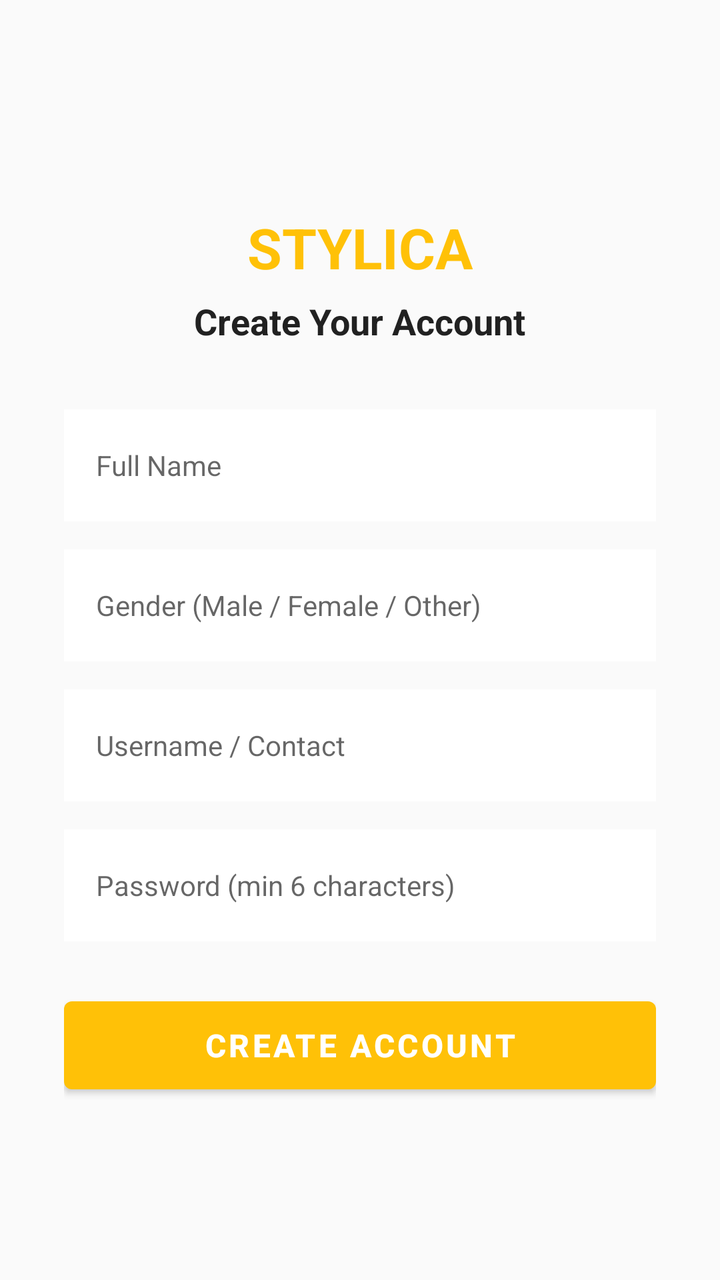
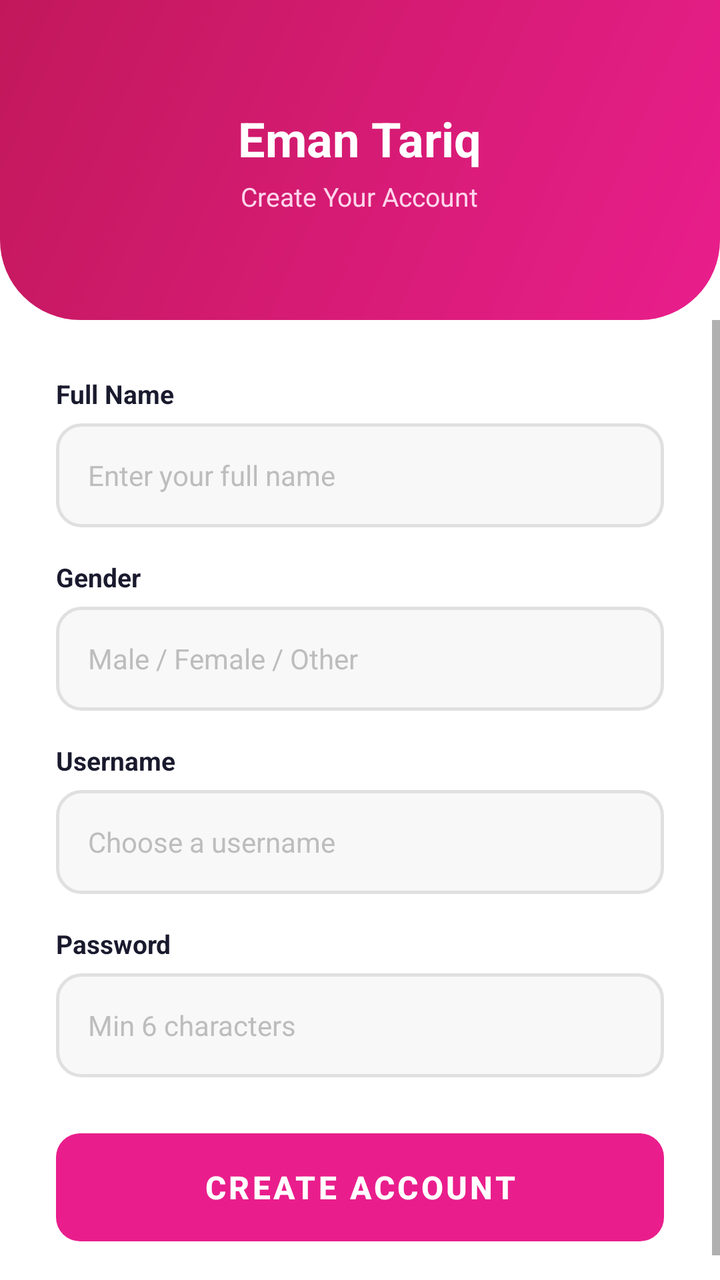

The first picture is an Android layout as it rendered before a commit; the second is the same layout after the commit. The layout source and the unified diff follow.
<!-- AndroidManifest.xml: application theme Theme.Stylica -->
<!-- res/layout/activity_signup.xml -->
<?xml version="1.0" encoding="utf-8"?>
<ScrollView xmlns:android="http://schemas.android.com/apk/res/android"
    android:layout_width="match_parent"
    android:layout_height="match_parent"
    android:fillViewport="true"
    android:background="#FAFAFA">

    <LinearLayout
        android:layout_width="match_parent"
        android:layout_height="wrap_content"
        android:orientation="vertical"
        android:paddingStart="32dp"
        android:paddingEnd="32dp"
        android:paddingBottom="32dp"
        android:gravity="center">

        
        <TextView
            android:layout_width="wrap_content"
            android:layout_height="wrap_content"
            android:text="STYLICA"
            android:textSize="28sp"
            android:textStyle="bold"
            android:textColor="#FFC107"
            android:layout_marginTop="48dp"
            android:layout_marginBottom="6dp" />

        
        <TextView
            android:layout_width="wrap_content"
            android:layout_height="wrap_content"
            android:text="Create Your Account"
            android:textSize="18sp"
            android:textStyle="bold"
            android:textColor="#212121"
            android:layout_marginBottom="32dp" />

        
        <EditText
            android:id="@+id/editTextName"
            android:layout_width="match_parent"
            android:layout_height="56dp"
            android:hint="Full Name"
            android:paddingStart="16dp"
            android:paddingEnd="16dp"
            android:background="@android:color/white"
            android:inputType="textPersonName|textCapWords"
            android:textSize="14sp"
            android:layout_marginBottom="14dp" />

        
        <EditText
            android:id="@+id/editTextGender"
            android:layout_width="match_parent"
            android:layout_height="56dp"
            android:hint="Gender (Male / Female / Other)"
            android:paddingStart="16dp"
            android:paddingEnd="16dp"
            android:background="@android:color/white"
            android:inputType="text"
            android:textSize="14sp"
            android:layout_marginBottom="14dp" />

        
        <EditText
            android:id="@+id/editTextContact"
            android:layout_width="match_parent"
            android:layout_height="56dp"
            android:hint="Username / Contact"
            android:paddingStart="16dp"
            android:paddingEnd="16dp"
            android:background="@android:color/white"
            android:inputType="text"
            android:textSize="14sp"
            android:layout_marginBottom="14dp" />

        
        <EditText
            android:id="@+id/editTextPassword"
            android:layout_width="match_parent"
            android:layout_height="56dp"
            android:hint="Password (min 6 characters)"
            android:paddingStart="16dp"
            android:paddingEnd="16dp"
            android:background="@android:color/white"
            android:inputType="textPassword"
            android:textSize="14sp"
            android:layout_marginBottom="24dp" />

        
        <Button
            android:id="@+id/buttonSignup"
            android:layout_width="match_parent"
            android:layout_height="56dp"
            android:text="CREATE ACCOUNT"
            android:textSize="16sp"
            android:textStyle="bold"
            style="@style/Widget.MaterialComponents.Button" />

    </LinearLayout>

</ScrollView>
<!-- resources referenced by this layout -->
<resources>
  <style name="Theme.Stylica" parent="Theme.MaterialComponents.Light.DarkActionBar">
          <item name="colorPrimary">@color/primary</item>
          <item name="colorPrimaryVariant">@color/primary_dark</item>
          <item name="colorOnPrimary">@color/white</item>
          <item name="colorSecondary">@color/accent</item>
          <item name="colorSecondaryVariant">@color/accent</item>
          <item name="colorOnSecondary">@color/white</item>
          <item name="android:statusBarColor">?attr/colorPrimaryVariant</item>
      </style>
  <color name="primary">#FFC107</color>
  <color name="primary_dark">#FFA000</color>
  <color name="white">#FFFFFFFF</color>
  <color name="accent">#795548</color>
</resources>

<!-- the commit's change to res/layout/activity_signup.xml (unified diff, before → after) -->
@@ -1,102 +1,169 @@
 <?xml version="1.0" encoding="utf-8"?>
-<ScrollView xmlns:android="http://schemas.android.com/apk/res/android"
+<LinearLayout xmlns:android="http://schemas.android.com/apk/res/android"
     android:layout_width="match_parent"
     android:layout_height="match_parent"
-    android:fillViewport="true"
-    android:background="#FAFAFA">
+    android:orientation="vertical"
+    android:background="#FFFFFF">
 
-    <LinearLayout
+    
+    <RelativeLayout
         android:layout_width="match_parent"
-        android:layout_height="wrap_content"
-        android:orientation="vertical"
-        android:paddingStart="32dp"
-        android:paddingEnd="32dp"
-        android:paddingBottom="32dp"
-        android:gravity="center">
+        android:layout_height="160dp"
+        android:background="@drawable/bg_header">
 
-        
-        <TextView
+        <LinearLayout
             android:layout_width="wrap_content"
             android:layout_height="wrap_content"
-            android:text="STYLICA"
-            android:textSize="28sp"
-            android:textStyle="bold"
-            android:textColor="#FFC107"
-            android:layout_marginTop="48dp"
-            android:layout_marginBottom="6dp" />
+            android:orientation="vertical"
+            android:gravity="center"
+            android:layout_centerInParent="true">
 
-        
-        <TextView
-            android:layout_width="wrap_content"
+            <TextView
+                android:layout_width="wrap_content"
+                android:layout_height="wrap_content"
+                android:text="Eman Tariq"
+                android:textSize="24sp"
+                android:textStyle="bold"
+                android:textColor="#FFFFFF"
+                android:layout_marginBottom="4dp" />
+
+            <TextView
+                android:layout_width="wrap_content"
+                android:layout_height="wrap_content"
+                android:text="Create Your Account"
+                android:textSize="13sp"
+                android:textColor="#FFD6EC" />
+
+        </LinearLayout>
+
+    </RelativeLayout>
+
+    
+    <ScrollView
+        android:layout_width="match_parent"
+        android:layout_height="0dp"
+        android:layout_weight="1"
+        android:fillViewport="true">
+
+        <LinearLayout
+            android:layout_width="match_parent"
             android:layout_height="wrap_content"
-            android:text="Create Your Account"
-            android:textSize="18sp"
-            android:textStyle="bold"
-            android:textColor="#212121"
-            android:layout_marginBottom="32dp" />
+            android:orientation="vertical"
+            android:paddingStart="28dp"
+            android:paddingEnd="28dp"
+            android:paddingTop="28dp"
+            android:paddingBottom="32dp">
 
-        
-        <EditText
-            android:id="@+id/editTextName"
-            android:layout_width="match_parent"
-            android:layout_height="56dp"
-            android:hint="Full Name"
-            android:paddingStart="16dp"
-            android:paddingEnd="16dp"
-            android:background="@android:color/white"
-            android:inputType="textPersonName|textCapWords"
-            android:textSize="14sp"
-            android:layout_marginBottom="14dp" />
+            
+            <TextView
+                android:layout_width="wrap_content"
+                android:layout_height="wrap_content"
+                android:text="Full Name"
+                android:textSize="13sp"
+                android:textStyle="bold"
+                android:textColor="#1A1A2E"
+                android:layout_marginBottom="6dp" />
 
-        
-        <EditText
-            android:id="@+id/editTextGender"
-            android:layout_width="match_parent"
-            android:layout_height="56dp"
-            android:hint="Gender (Male / Female / Other)"
-            android:paddingStart="16dp"
-            android:paddingEnd="16dp"
-            android:background="@android:color/white"
-            android:inputType="text"
-            android:textSize="14sp"
-            android:layout_marginBottom="14dp" />
+            <EditText
+                android:id="@+id/editTextName"
+                android:layout_width="match_parent"
+                android:layout_height="52dp"
+                android:hint="Enter your full name"
+                android:paddingStart="16dp"
+                android:paddingEnd="16dp"
+                android:background="@drawable/bg_input_field"
+                android:inputType="textPersonName|textCapWords"
+                android:textSize="14sp"
+                android:textColor="#1A1A2E"
+                android:textColorHint="#BDBDBD"
+                android:layout_marginBottom="16dp" />
 
-        
-        <EditText
-            android:id="@+id/editTextContact"
-            android:layout_width="match_parent"
-            android:layout_height="56dp"
-            android:hint="Username / Contact"
-            android:paddingStart="16dp"
-            android:paddingEnd="16dp"
-            android:background="@android:color/white"
-            android:inputType="text"
-            android:textSize="14sp"
-            android:layout_marginBottom="14dp" />
+            
+            <TextView
+                android:layout_width="wrap_content"
+                android:layout_height="wrap_content"
+                android:text="Gender"
+                android:textSize="13sp"
+                android:textStyle="bold"
+                android:textColor="#1A1A2E"
+                android:layout_marginBottom="6dp" />
 
-        
-        <EditText
-            android:id="@+id/editTextPassword"
-            android:layout_width="match_parent"
-            android:layout_height="56dp"
-            android:hint="Password (min 6 characters)"
-            android:paddingStart="16dp"
-            android:paddingEnd="16dp"
-            android:background="@android:color/white"
-            android:inputType="textPassword"
-            android:textSize="14sp"
-            android:layout_marginBottom="24dp" />
+            <EditText
+                android:id="@+id/editTextGender"
+                android:layout_width="match_parent"
+                android:layout_height="52dp"
+                android:hint="Male / Female / Other"
+                android:paddingStart="16dp"
+                android:paddingEnd="16dp"
+                android:background="@drawable/bg_input_field"
+                android:inputType="text"
+                android:textSize="14sp"
+                android:textColor="#1A1A2E"
+                android:textColorHint="#BDBDBD"
+                android:layout_marginBottom="16dp" />
 
-        
-        <Button
-            android:id="@+id/buttonSignup"
-            android:layout_width="match_parent"
-            android:layout_height="56dp"
-            android:text="CREATE ACCOUNT"
-            android:textSize="16sp"
-            android:textStyle="bold"
-            style="@style/Widget.MaterialComponents.Button" />
+            
+            <TextView
+                android:layout_width="wrap_content"
+                android:layout_height="wrap_content"
+                android:text="Username"
+                android:textSize="13sp"
+                android:textStyle="bold"
+                android:textColor="#1A1A2E"
+                android:layout_marginBottom="6dp" />
 
-    </LinearLayout>
+            <EditText
+                android:id="@+id/editTextContact"
+                android:layout_width="match_parent"
+                android:layout_height="52dp"
+                android:hint="Choose a username"
+                android:paddingStart="16dp"
+                android:paddingEnd="16dp"
+                android:background="@drawable/bg_input_field"
+                android:inputType="text"
+                android:textSize="14sp"
+                android:textColor="#1A1A2E"
+                android:textColorHint="#BDBDBD"
+                android:layout_marginBottom="16dp" />
 
-</ScrollView>
+            
+            <TextView
+                android:layout_width="wrap_content"
+                android:layout_height="wrap_content"
+                android:text="Password"
+                android:textSize="13sp"
+                android:textStyle="bold"
+                android:textColor="#1A1A2E"
+                android:layout_marginBottom="6dp" />
+
+            <EditText
+                android:id="@+id/editTextPassword"
+                android:layout_width="match_parent"
+                android:layout_height="52dp"
+                android:hint="Min 6 characters"
+                android:paddingStart="16dp"
+                android:paddingEnd="16dp"
+                android:background="@drawable/bg_input_field"
+                android:inputType="textPassword"
+                android:textSize="14sp"
+                android:textColor="#1A1A2E"
+                android:textColorHint="#BDBDBD"
+                android:layout_marginBottom="28dp" />
+
+            
+            <Button
+                android:id="@+id/buttonSignup"
+                android:layout_width="match_parent"
+                android:layout_height="54dp"
+                android:text="CREATE ACCOUNT"
+                android:textSize="16sp"
+                android:textStyle="bold"
+                android:textColor="#FFFFFF"
+                android:background="@drawable/bg_button_primary"
+                android:stateListAnimator="@null" />
+
+        </LinearLayout>
+
+    </ScrollView>
+
+</LinearLayout>
<!-- resource entries referenced after the edit -->
@@ -1,17 +1,49 @@
 <!-- resources referenced by this layout -->
 <resources>
-  <style name="Theme.Stylica" parent="Theme.MaterialComponents.Light.DarkActionBar">
+  <!-- drawable bg_button_primary (drawable) -->
+  <?xml version="1.0" encoding="utf-8"?>
+  <shape xmlns:android="http://schemas.android.com/apk/res/android"
+      android:shape="rectangle">
+      <gradient
+          android:startColor="#E91E8C"
+          android:endColor="#C2185B"
+          android:angle="0"
+          android:type="linear" />
+      <corners android:radius="12dp" />
+  </shape>
+  <!-- drawable bg_header (drawable) -->
+  <?xml version="1.0" encoding="utf-8"?>
+  <shape xmlns:android="http://schemas.android.com/apk/res/android"
+      android:shape="rectangle">
+      <gradient
+          android:startColor="#E91E8C"
+          android:endColor="#C2185B"
+          android:angle="135"
+          android:type="linear" />
+      <corners
+          android:bottomLeftRadius="40dp"
+          android:bottomRightRadius="40dp" />
+  </shape>
+  <!-- drawable bg_input_field (drawable) -->
+  <?xml version="1.0" encoding="utf-8"?>
+  <shape xmlns:android="http://schemas.android.com/apk/res/android"
+      android:shape="rectangle">
+      <solid android:color="#F8F8F8" />
+      <stroke android:width="1.5dp" android:color="#E0E0E0" />
+      <corners android:radius="12dp" />
+  </shape>
+  <style name="Theme.Stylica" parent="Theme.MaterialComponents.Light.NoActionBar">
           <item name="colorPrimary">@color/primary</item>
           <item name="colorPrimaryVariant">@color/primary_dark</item>
           <item name="colorOnPrimary">@color/white</item>
           <item name="colorSecondary">@color/accent</item>
           <item name="colorSecondaryVariant">@color/accent</item>
           <item name="colorOnSecondary">@color/white</item>
-          <item name="android:statusBarColor">?attr/colorPrimaryVariant</item>
+          <item name="android:statusBarColor">@color/primary_dark</item>
       </style>
-  <color name="primary">#FFC107</color>
-  <color name="primary_dark">#FFA000</color>
+  <color name="primary">#E91E8C</color>
+  <color name="primary_dark">#C2185B</color>
   <color name="white">#FFFFFFFF</color>
-  <color name="accent">#795548</color>
+  <color name="accent">#FF6B9D</color>
 </resources>
 
